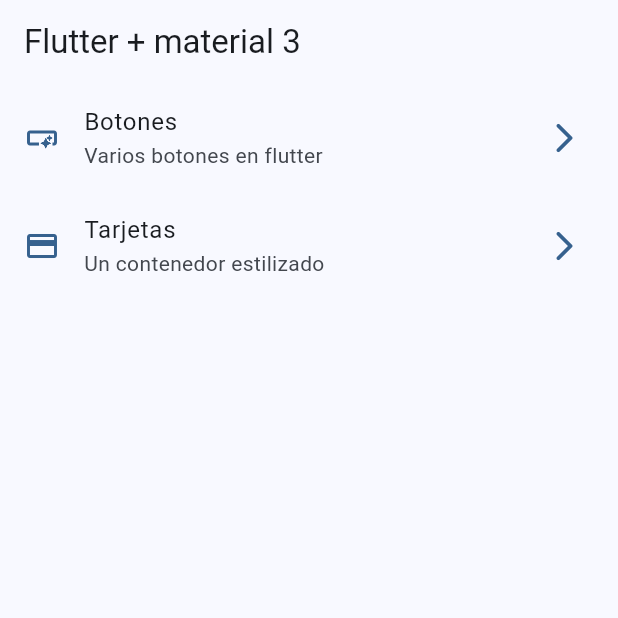
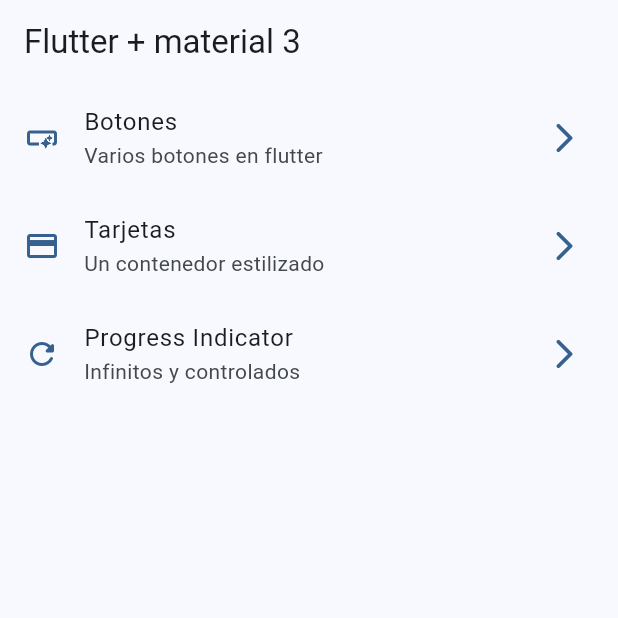
Before and after one commit to sdieg82/widgets_app, a Flutter app: the screen it shows after launch, on a phone screen of 412 x 824 dp, the top half of it. Run offline on Flutter 3.47's test engine with Material 3 defaults, Android fonts, the phone set to English and light mode, and no system bars; our stand-ins replace go_router.

Commit message:
progress indicator

```diff
--- a/lib/config/menu/menu_item.dart
+++ b/lib/config/menu/menu_item.dart
@@ -28,6 +28,12 @@ const appMenuItems=<MenuItem>[
     link:'/cards' ,
     icon:Icons.credit_card
    ),
+   MenuItem(
+    title:'Progress Indicator',
+    subTitle: 'Infinitos y controlados',
+    link:'/progress',
+    icon:Icons.refresh_rounded
+   ),
 
 
 ];
--- a/lib/config/router/app_router.dart
+++ b/lib/config/router/app_router.dart
@@ -19,5 +19,10 @@ final appRouter = GoRouter(
       name: CardsScreen.name,
       builder: (context, state) => CardsScreen(),
     ),
+    GoRoute(
+      path: '/progress',
+      name: ProgressScreen.name,
+      builder: (context, state) => ProgressScreen(),
+    ),
   ],
 );
```
Also changed, not shown: lib/presentation/progress/progress_screen.dart (+67 -1 lines), lib/presentation/screens/cards_screen.dart (+11 -11 lines).
